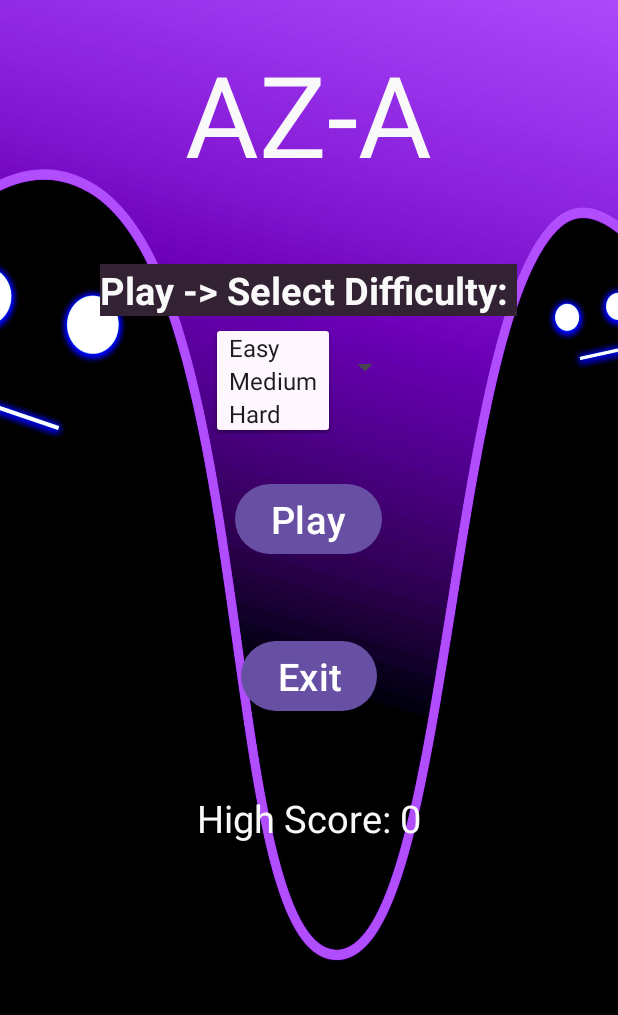
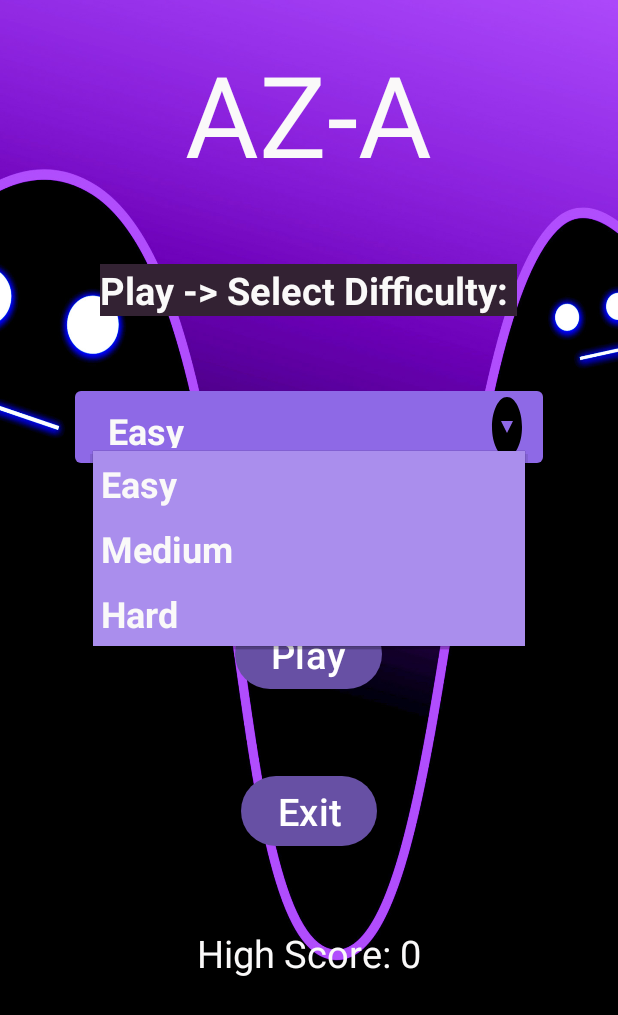
Before and after one commit to AZ-A-Devs/AZ-A, an Android app: the screen it shows after launch (Menu), after a tap on "Easy", on a phone screen of 412 x 824 dp. Shown: the top 1015 px of the screen. Run offline under Robolectric (Android 15) with nearby library versions, the phone set to English and light mode, and no system bars.

Commit message:
Permanently locking screen rotation, split screen and spinner editing

```diff
--- a/app/src/main/AndroidManifest.xml
+++ b/app/src/main/AndroidManifest.xml
@@ -15,9 +15,14 @@
 
         <!--hey-->
         <activity
+            android:screenOrientation="portrait"
+            android:resizeableActivity="false"
             android:name=".PopUp"
-            android:exported="false" />
+            android:exported="false"
+            />
         <activity
+            android:screenOrientation="portrait"
+            android:resizeableActivity="false"
             android:name=".Menu"
             android:exported="true">
             <intent-filter>
@@ -27,6 +32,8 @@
             </intent-filter>
         </activity>
         <activity
+            android:screenOrientation="portrait"
+            android:resizeableActivity="false"
             android:name=".MainActivity"
             android:exported="false" />
     </application>
--- a/app/src/main/java/com/example/learnv1/Menu.java
+++ b/app/src/main/java/com/example/learnv1/Menu.java
@@ -37,7 +37,8 @@ public class Menu extends AppCompatActivity {
 
         txtHighScore = findViewById(R.id.TextHighScore);
 
-        ArrayAdapter <String> adapter = new ArrayAdapter<>(this, android.R.layout.simple_spinner_item, options);
+        ArrayAdapter <String> adapter = new ArrayAdapter<>(this,R.layout.spinner_items, options);
+        adapter.setDropDownViewResource(R.layout.my_dropdown_item);
         spinner1.setAdapter(adapter);
 
         /*
--- /dev/null
+++ b/app/src/main/res/drawable/bg_spinner.xml
@@ -0,0 +1,18 @@
+<?xml version="1.0" encoding="utf-8"?>
+<selector xmlns:android="http://schemas.android.com/apk/res/android">
+    <item>
+        <layer-list>
+            <item>
+                <shape android:shape="rectangle">
+                    <solid android:color="#8E69E6"/>
+                    <padding android:right="12dp"
+                        android:left="12dp"/>
+                    <corners android:radius="4dp"/>
+                </shape>
+            </item>
+            <item
+                android:drawable="@drawable/ic_arrow_down"
+                android:gravity="end"/>
+        </layer-list>
+    </item>
+</selector>
--- /dev/null
+++ b/app/src/main/res/drawable/ic_arrow_down.xml
@@ -0,0 +1,5 @@
+<vector android:height="24dp" android:tint="#000000"
+    android:viewportHeight="24" android:viewportWidth="24"
+    android:width="24dp" xmlns:android="http://schemas.android.com/apk/res/android">
+    <path android:fillColor="@android:color/white" android:pathData="M12,2C6.48,2 2,6.48 2,12s4.48,10 10,10 10,-4.48 10,-10S17.52,2 12,2zM12,14l-4,-4h8l-4,4z"/>
+</vector>
--- a/app/src/main/res/layout/activity_menu.xml
+++ b/app/src/main/res/layout/activity_menu.xml
@@ -35,11 +35,14 @@
 
     <Spinner
         android:id="@+id/spinner"
-        android:layout_width="wrap_content"
+        android:layout_width="match_parent"
         android:layout_height="48dp"
+        android:layout_margin="50dp"
+        android:dropDownVerticalOffset="40dp"
         android:layout_below="@id/TextPlay"
         android:layout_centerHorizontal="true"
-        android:layout_marginTop="10dp" />
+        android:layout_marginTop="10dp"
+        android:background="@drawable/bg_spinner"/>
 
     <Button
         android:id="@+id/BtnPlay"
--- /dev/null
+++ b/app/src/main/res/layout/my_dropdown_item.xml
@@ -0,0 +1,11 @@
+<?xml version="1.0" encoding="utf-8"?>
+<TextView
+    xmlns:android="http://schemas.android.com/apk/res/android"
+    android:layout_width="match_parent"
+    android:layout_height="match_parent"
+    android:textSize="24dp"
+    android:textStyle="bold"
+    android:textColor="#FAF9F9"
+    android:background="#AA8EED"
+    android:padding="5dp"
+    />
--- /dev/null
+++ b/app/src/main/res/layout/spinner_items.xml
@@ -0,0 +1,10 @@
+<?xml version="1.0" encoding="utf-8"?>
+<TextView
+    android:layout_width="match_parent"
+    android:layout_height="wrap_content"
+    android:textStyle="bold"
+    android:textSize="24dp"
+    android:padding="10sp"
+    android:textColor="#FAF9F9"
+    xmlns:android="http://schemas.android.com/apk/res/android"
+    />
--- a/app/src/main/res/values/colors.xml
+++ b/app/src/main/res/values/colors.xml
@@ -2,4 +2,5 @@
 <resources>
     <color name="black">#FF000000</color>
     <color name="white">#FFFFFFFF</color>
+    <color name="colorPrimary">#9C27B0</color>
 </resources>
```
